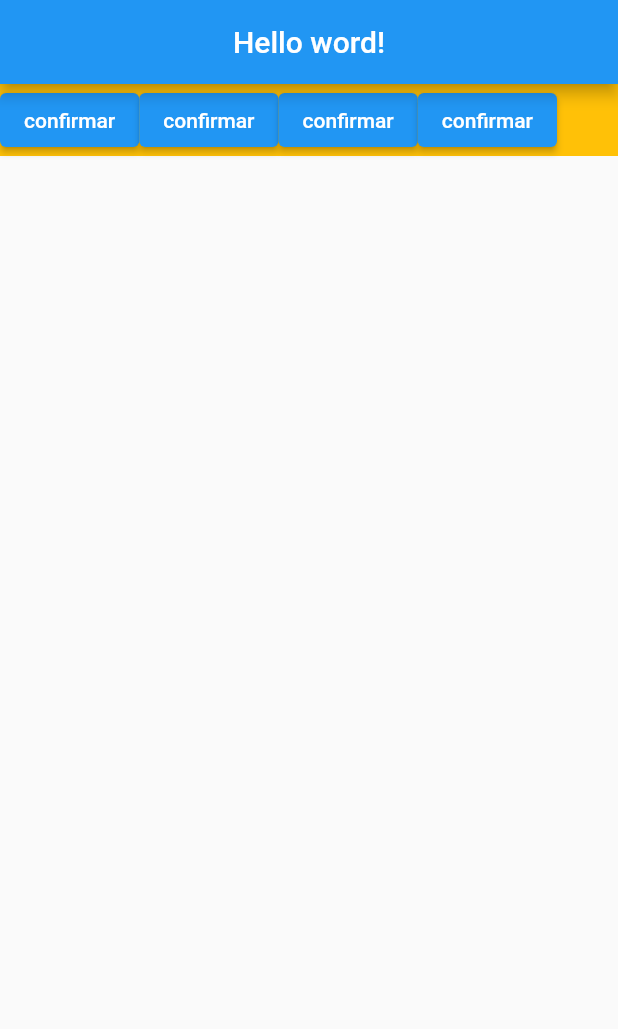
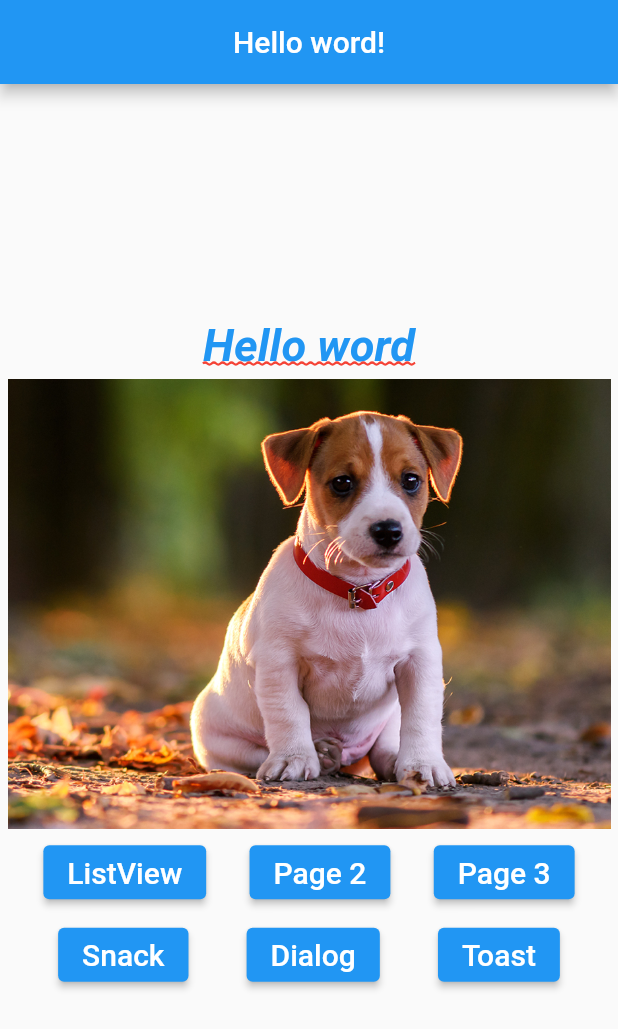
Before and after one commit to LuizRoberto18/CursoFlutterEssencial, a Flutter app: the screen it shows after launch, on a phone screen of 412 x 824 dp. Shown: the top 1029 px of the screen. Run offline on Flutter 3.47's test engine with Material 2 defaults, Android fonts, the phone set to English and light mode, and no system bars.

Commit message:
criando metodos para mapeamento de widgets

```diff
--- a/lib/pages/home_page.dart
+++ b/lib/pages/home_page.dart
@@ -16,16 +16,66 @@ class HomePage extends StatelessWidget {
 
   _body() {
     return Container(
-      color: Colors.amber,
-      child: Row(
+      child: Center(
+        child: Column(
+          mainAxisAlignment: MainAxisAlignment.center,
+          children: [
+            _text(),
+            _pageView(),
+            _buttons(),
+          ],
+        ),
+      ),
+    );
+  }
+
+  _pageView() {
+    return Container(
+      margin: EdgeInsets.all(5.0),
+      height: 300,
+      child: PageView(
         children: [
-          _button(),
-          _button(),
-          _button(),
-          _button(),
+          _img('assets/images/dog1.png'),
+          _img('assets/images/dog2.png'),
+          _img('assets/images/dog3.png'),
+          _img('assets/images/dog4.png'),
+          _img('assets/images/dog5.png'),
         ],
       ),
     );
+  }
+
+  _buttons() {
+    return Column(
+      children: [
+        Container(
+          margin: EdgeInsets.only(bottom: 7.0),
+          child: Row(
+            mainAxisAlignment: MainAxisAlignment.spaceEvenly,
+            children: [
+              _button('ListView'),
+              _button('Page 2'),
+              _button('Page 3'),
+            ],
+          ),
+        ),
+        Container(
+          margin: EdgeInsets.only(bottom: 7.0),
+          child: Row(
+            mainAxisAlignment: MainAxisAlignment.spaceEvenly,
+            children: [
+              _button("Snack"),
+              _button('Dialog'),
+              _button('Toast'),
+            ],
+          ),
+        ),
+      ],
+    );
+  }
+
+  void _onCLick() {
+    print("cliclou no botap");
   }
 
   _text() {
@@ -37,22 +87,33 @@ class HomePage extends StatelessWidget {
         fontWeight: FontWeight.bold,
         fontStyle: FontStyle.italic,
         decoration: TextDecoration.underline,
+        decorationColor: Colors.red,
+        decorationStyle: TextDecorationStyle.wavy,
       ),
     );
   }
 
-  _img() {
+  _img(String img) {
     return Image.asset(
-      'assets/images/dog2.png',
+      img,
       width: 300,
       height: 300,
       fit: BoxFit.cover,
     );
   }
 
-  _button() {
+  _button(String text) {
     return ElevatedButton(
-      onPressed: () {}, child: Text("confirmar"),
+      onPressed: () {
+        _onCLick();
+      },
+      child: Text(
+        text,
+        style: TextStyle(
+          color: Colors.white,
+          fontSize: 20,
+        ),
+      ),
     );
   }
 }
```
Also changed, not shown: pubspec.lock.
